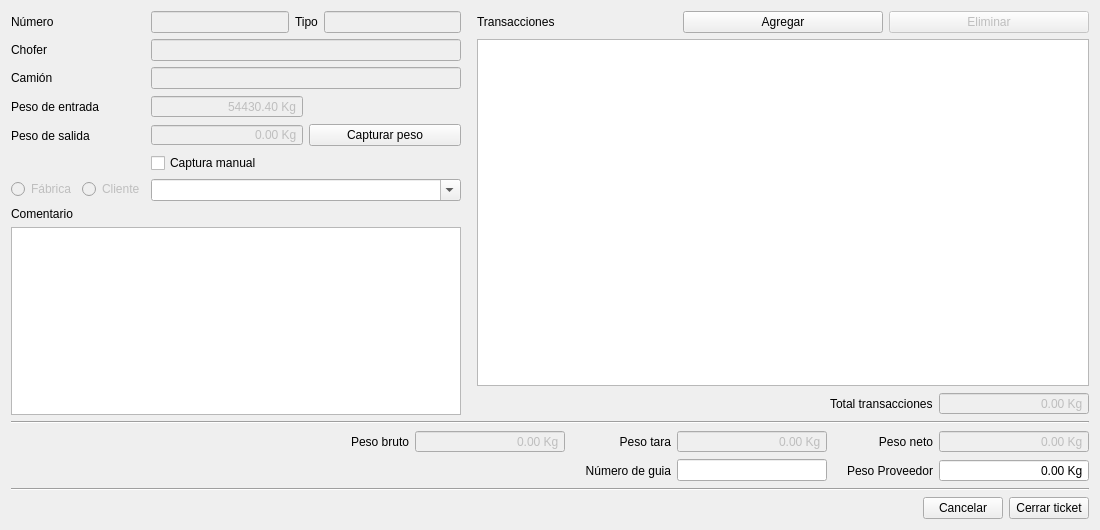
Above: romano/ui/close_ticket.ui from elshaka/Romano before the change. Below: the same form after it.
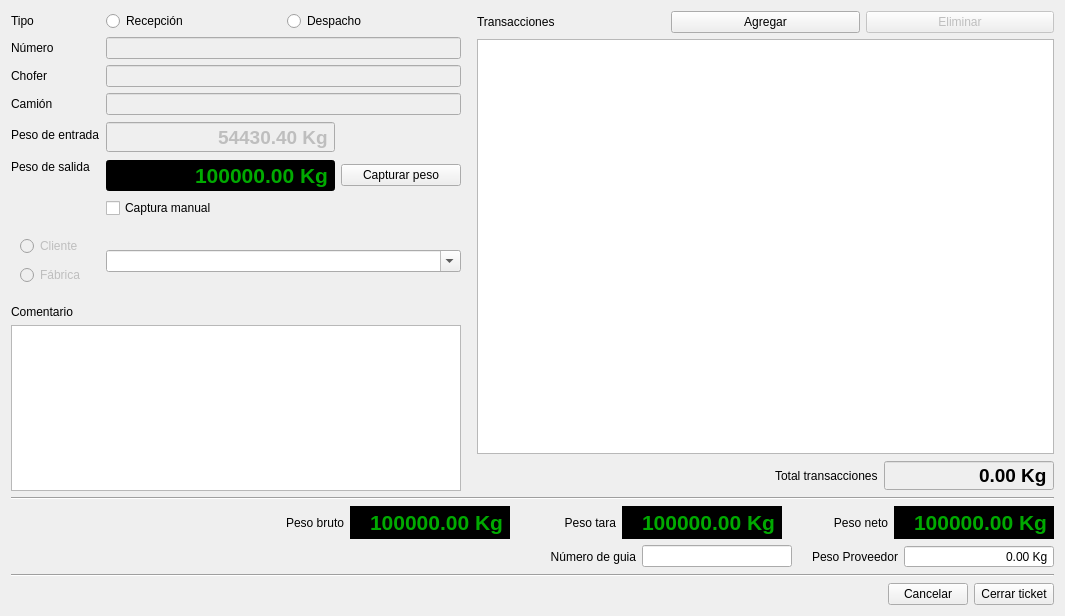
That is the form after the change. Icons and pictures are not drawn.

Commit message: Visual changes in new/close ticket dialogs. Added hability to change ticket type after the ticket was created

The edit to the form file:
```diff
--- a/romano/ui/close_ticket.ui
+++ b/romano/ui/close_ticket.ui
@@ -6,8 +6,8 @@
    <rect>
     <x>0</x>
     <y>0</y>
-    <width>1100</width>
-    <height>530</height>
+    <width>1065</width>
+    <height>616</height>
    </rect>
   </property>
   <property name="minimumSize">
@@ -40,6 +40,36 @@
            <enum>QFormLayout::AllNonFixedFieldsGrow</enum>
           </property>
           <item row="0" column="0">
+           <widget class="QLabel" name="ticketTypeLabel">
+            <property name="text">
+             <string>Tipo</string>
+            </property>
+           </widget>
+          </item>
+          <item row="0" column="1">
+           <widget class="QWidget" name="widget" native="true">
+            <layout class="QHBoxLayout" name="horizontalLayout_2">
+             <property name="margin">
+              <number>0</number>
+             </property>
+             <item>
+              <widget class="QRadioButton" name="receptionButton">
+               <property name="text">
+                <string>Recepción</string>
+               </property>
+              </widget>
+             </item>
+             <item>
+              <widget class="QRadioButton" name="dispatchButton">
+               <property name="text">
+                <string>Despacho</string>
+               </property>
+              </widget>
+             </item>
+            </layout>
+           </widget>
+          </item>
+          <item row="1" column="0">
            <widget class="QLabel" name="numberLabel">
             <property name="text">
              <string>Número</string>
@@ -49,7 +79,7 @@
             </property>
            </widget>
           </item>
-          <item row="0" column="1">
+          <item row="1" column="1">
            <layout class="QHBoxLayout" name="numberTypeLayout">
             <item>
              <widget class="QLineEdit" name="numberLineEdit">
@@ -61,54 +91,37 @@
               </property>
              </widget>
             </item>
-            <item>
-             <widget class="QLabel" name="ticketTypeLabel">
-              <property name="text">
-               <string>Tipo</string>
-              </property>
-             </widget>
-            </item>
-            <item>
-             <widget class="QLineEdit" name="ticketTypeLineEdit">
-              <property name="enabled">
-               <bool>false</bool>
-              </property>
-              <property name="alignment">
-               <set>Qt::AlignCenter</set>
-              </property>
-             </widget>
-            </item>
            </layout>
           </item>
-          <item row="1" column="0">
+          <item row="2" column="0">
            <widget class="QLabel" name="driverLabel">
             <property name="text">
              <string>Chofer</string>
             </property>
            </widget>
           </item>
-          <item row="1" column="1">
+          <item row="2" column="1">
            <widget class="QLineEdit" name="driverLineEdit">
             <property name="enabled">
              <bool>false</bool>
             </property>
            </widget>
           </item>
-          <item row="2" column="0">
+          <item row="3" column="0">
            <widget class="QLabel" name="truckLabel">
             <property name="text">
              <string>Camión</string>
             </property>
            </widget>
           </item>
-          <item row="2" column="1">
+          <item row="3" column="1">
            <widget class="QLineEdit" name="truckLineEdit">
             <property name="enabled">
              <bool>false</bool>
             </property>
            </widget>
           </item>
-          <item row="3" column="0">
+          <item row="4" column="0">
            <layout class="QVBoxLayout" name="weightLabelsLayout">
             <item>
              <widget class="QLabel" name="label_6">
@@ -126,14 +139,20 @@
             </item>
            </layout>
           </item>
-          <item row="3" column="1">
+          <item row="4" column="1">
            <layout class="QGridLayout" name="gridLayout">
             <item row="1" column="2">
              <widget class="QPushButton" name="captureWeightButton">
               <property name="minimumSize">
                <size>
+                <width>0</width>
+                <height>0</height>
+               </size>
+              </property>
+              <property name="maximumSize">
+               <size>
                 <width>120</width>
-                <height>0</height>
+                <height>16777215</height>
                </size>
               </property>
               <property name="text">
@@ -161,6 +180,13 @@
               <property name="enabled">
                <bool>false</bool>
               </property>
+              <property name="font">
+               <font>
+                <pointsize>14</pointsize>
+                <weight>75</weight>
+                <bold>true</bold>
+               </font>
+              </property>
               <property name="alignment">
                <set>Qt::AlignRight|Qt::AlignTrailing|Qt::AlignVCenter</set>
               </property>
@@ -183,9 +209,32 @@
               <property name="enabled">
                <bool>false</bool>
               </property>
+              <property name="sizePolicy">
+               <sizepolicy hsizetype="Minimum" vsizetype="Expanding">
+                <horstretch>0</horstretch>
+                <verstretch>0</verstretch>
+               </sizepolicy>
+              </property>
+              <property name="minimumSize">
+               <size>
+                <width>0</width>
+                <height>0</height>
+               </size>
+              </property>
+              <property name="font">
+               <font>
+                <pointsize>16</pointsize>
+                <weight>75</weight>
+                <bold>true</bold>
+               </font>
+              </property>
               <property name="focusPolicy">
                <enum>Qt::ClickFocus</enum>
               </property>
+              <property name="styleSheet">
+               <string notr="true">background-color: rgb(0, 0, 0);
+color: rgb(0, 170, 0);</string>
+              </property>
               <property name="frame">
                <bool>true</bool>
               </property>
@@ -204,36 +253,35 @@
               <property name="maximum">
                <double>500000.000000000000000</double>
               </property>
-             </widget>
-            </item>
-           </layout>
-          </item>
-          <item row="5" column="0">
-           <layout class="QHBoxLayout" name="clientSelectLayout">
-            <item>
-             <widget class="QRadioButton" name="factoryButton">
-              <property name="enabled">
-               <bool>false</bool>
-              </property>
-              <property name="text">
-               <string>Fábrica</string>
-              </property>
-             </widget>
-            </item>
-            <item>
-             <widget class="QRadioButton" name="clientButton">
-              <property name="enabled">
-               <bool>false</bool>
-              </property>
-              <property name="text">
-               <string>Cliente</string>
+              <property name="value">
+               <double>100000.000000000000000</double>
               </property>
              </widget>
             </item>
            </layout>
           </item>
           <item row="5" column="1">
+           <widget class="QCheckBox" name="manualCheckBox">
+            <property name="text">
+             <string>Captura manual</string>
+            </property>
+           </widget>
+          </item>
+          <item row="6" column="1">
            <layout class="QVBoxLayout" name="weightsLayout">
+            <item>
+             <spacer name="verticalSpacer">
+              <property name="orientation">
+               <enum>Qt::Vertical</enum>
+              </property>
+              <property name="sizeHint" stdset="0">
+               <size>
+                <width>20</width>
+                <height>40</height>
+               </size>
+              </property>
+             </spacer>
+            </item>
             <item>
              <widget class="QComboBox" name="clientsComboBox">
               <property name="editable">
@@ -244,13 +292,45 @@
               </property>
              </widget>
             </item>
+            <item>
+             <spacer name="verticalSpacer_2">
+              <property name="orientation">
+               <enum>Qt::Vertical</enum>
+              </property>
+              <property name="sizeHint" stdset="0">
+               <size>
+                <width>20</width>
+                <height>40</height>
+               </size>
+              </property>
+             </spacer>
+            </item>
            </layout>
           </item>
-          <item row="4" column="1">
-           <widget class="QCheckBox" name="manualCheckBox">
-            <property name="text">
-             <string>Captura manual</string>
-            </property>
+          <item row="6" column="0">
+           <widget class="QWidget" name="clientSelectWidget" native="true">
+            <layout class="QVBoxLayout" name="verticalLayout_2">
+             <item>
+              <widget class="QRadioButton" name="clientButton">
+               <property name="enabled">
+                <bool>false</bool>
+               </property>
+               <property name="text">
+                <string>Cliente</string>
+               </property>
+              </widget>
+             </item>
+             <item>
+              <widget class="QRadioButton" name="factoryButton">
+               <property name="enabled">
+                <bool>false</bool>
+               </property>
+               <property name="text">
+                <string>Fábrica</string>
+               </property>
+              </widget>
+             </item>
+            </layout>
            </widget>
           </item>
          </layout>
@@ -372,12 +452,28 @@
            <property name="enabled">
             <bool>false</bool>
            </property>
+           <property name="sizePolicy">
+            <sizepolicy hsizetype="Maximum" vsizetype="Fixed">
+             <horstretch>0</horstretch>
+             <verstretch>0</verstretch>
+            </sizepolicy>
+           </property>
            <property name="minimumSize">
             <size>
-             <width>150</width>
+             <width>170</width>
              <height>0</height>
             </size>
            </property>
+           <property name="font">
+            <font>
+             <pointsize>14</pointsize>
+             <weight>75</weight>
+             <bold>true</bold>
+            </font>
+           </property>
+           <property name="styleSheet">
+            <string notr="true">color: rgb(0, 0, 0);</string>
+           </property>
            <property name="alignment">
             <set>Qt::AlignRight|Qt::AlignTrailing|Qt::AlignVCenter</set>
            </property>
@@ -422,6 +518,12 @@
      </item>
      <item>
       <widget class="QLabel" name="label_10">
+       <property name="sizePolicy">
+        <sizepolicy hsizetype="Preferred" vsizetype="Preferred">
+         <horstretch>0</horstretch>
+         <verstretch>0</verstretch>
+        </sizepolicy>
+       </property>
        <property name="minimumSize">
         <size>
          <width>100</width>
@@ -443,10 +545,27 @@
        </property>
        <property name="minimumSize">
         <size>
-         <width>150</width>
+         <width>160</width>
          <height>0</height>
         </size>
        </property>
+       <property name="font">
+        <font>
+         <pointsize>16</pointsize>
+         <weight>75</weight>
+         <bold>true</bold>
+        </font>
+       </property>
+       <property name="focusPolicy">
+        <enum>Qt::NoFocus</enum>
+       </property>
+       <property name="autoFillBackground">
+        <bool>true</bool>
+       </property>
+       <property name="styleSheet">
+        <string notr="true">background-color: rgb(0, 0, 0);
+color: rgb(0, 170, 0);</string>
+       </property>
        <property name="alignment">
         <set>Qt::AlignRight|Qt::AlignTrailing|Qt::AlignVCenter</set>
        </property>
@@ -459,10 +578,19 @@
        <property name="maximum">
         <double>999999.000000000000000</double>
        </property>
+       <property name="value">
+        <double>999999.000000000000000</double>
+       </property>
       </widget>
      </item>
      <item>
       <widget class="QLabel" name="label_8">
+       <property name="sizePolicy">
+        <sizepolicy hsizetype="Preferred" vsizetype="Preferred">
+         <horstretch>0</horstretch>
+         <verstretch>0</verstretch>
+        </sizepolicy>
+       </property>
        <property name="minimumSize">
         <size>
          <width>100</width>
@@ -484,10 +612,27 @@
        </property>
        <property name="minimumSize">
         <size>
-         <width>150</width>
+         <width>160</width>
          <height>0</height>
         </size>
        </property>
+       <property name="font">
+        <font>
+         <pointsize>16</pointsize>
+         <weight>75</weight>
+         <bold>true</bold>
+        </font>
+       </property>
+       <property name="focusPolicy">
+        <enum>Qt::NoFocus</enum>
+       </property>
+       <property name="autoFillBackground">
+        <bool>true</bool>
+       </property>
+       <property name="styleSheet">
+        <string notr="true">background-color: rgb(0, 0, 0);
+color: rgb(0, 170, 0);</string>
+       </property>
        <property name="alignment">
         <set>Qt::AlignRight|Qt::AlignTrailing|Qt::AlignVCenter</set>
        </property>
@@ -500,10 +645,19 @@
        <property name="maximum">
         <double>999999.000000000000000</double>
        </property>
+       <property name="value">
+        <double>999999.000000000000000</double>
+       </property>
       </widget>
      </item>
      <item>
       <widget class="QLabel" name="label_11">
+       <property name="sizePolicy">
+        <sizepolicy hsizetype="Preferred" vsizetype="Preferred">
+         <horstretch>0</horstretch>
+         <verstretch>0</verstretch>
+        </sizepolicy>
+       </property>
        <property name="minimumSize">
         <size>
          <width>100</width>
@@ -525,10 +679,27 @@
        </property>
        <property name="minimumSize">
         <size>
-         <width>150</width>
+         <width>160</width>
          <height>0</height>
         </size>
        </property>
+       <property name="font">
+        <font>
+         <pointsize>16</pointsize>
+         <weight>75</weight>
+         <bold>true</bold>
+        </font>
+       </property>
+       <property name="focusPolicy">
+        <enum>Qt::NoFocus</enum>
+       </property>
+       <property name="autoFillBackground">
+        <bool>true</bool>
+       </property>
+       <property name="styleSheet">
+        <string notr="true">background-color: rgb(0, 0, 0);
+color: rgb(0, 170, 0);</string>
+       </property>
        <property name="alignment">
         <set>Qt::AlignRight|Qt::AlignTrailing|Qt::AlignVCenter</set>
        </property>
@@ -541,6 +712,9 @@
        <property name="maximum">
         <double>999999.000000000000000</double>
        </property>
+       <property name="value">
+        <double>999999.000000000000000</double>
+       </property>
       </widget>
      </item>
     </layout>
```
The commit also changes 4 other files.
